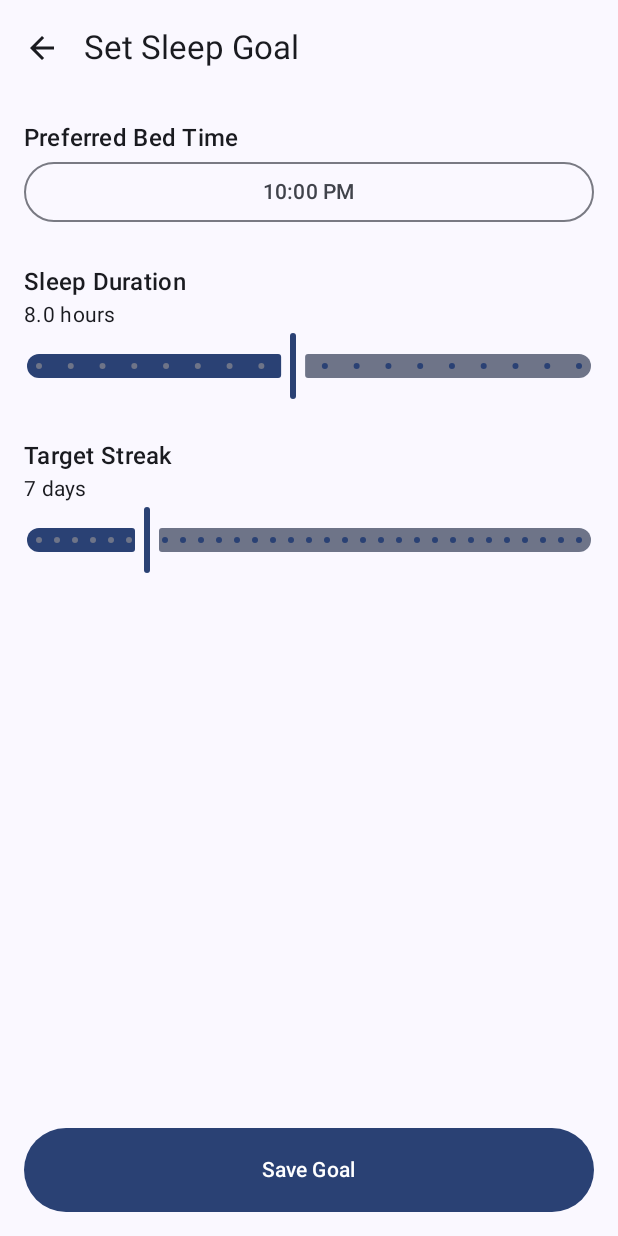
After one commit to LyapunKate/SleepBuddy, an Android app built with Jetpack Compose: the composable SetGoalScreen shown on its own in the app's theme, on a phone screen of 412 x 824 dp. The commit adds this screen. Run offline under Robolectric (Android 15) with nearby library versions, the phone set to English and light mode, and no system bars.

Commit message:
Created Set Goal Screen

```diff
--- a/app/build.gradle.kts
+++ b/app/build.gradle.kts
@@ -57,4 +57,6 @@ dependencies {
     debugImplementation(libs.androidx.ui.tooling)
     debugImplementation(libs.androidx.ui.test.manifest)
     implementation("com.airbnb.android:lottie-compose:6.4.0")
+    implementation("androidx.datastore:datastore-preferences:1.0.0")
+    implementation("androidx.lifecycle:lifecycle-viewmodel-compose:2.7.0")
 }
--- /dev/null
+++ b/app/src/main/java/com/sleepbuddy/sleeptracker/data/SleepGoal.kt
@@ -0,0 +1,9 @@
+package com.sleepbuddy.sleeptracker.data
+
+import java.time.LocalTime
+
+data class SleepGoal(
+    val bedTime: LocalTime = LocalTime.of(22, 0), // Default 10:00 PM
+    val sleepDuration: Float = 8f, // Default 8 hours
+    val targetStreak: Int = 7 // Default 7 days
+)
--- /dev/null
+++ b/app/src/main/java/com/sleepbuddy/sleeptracker/ui/screens/SetGoalScreen.kt
@@ -0,0 +1,177 @@
+package com.sleepbuddy.sleeptracker.ui.screens
+
+import androidx.compose.foundation.layout.*
+import androidx.compose.material.icons.Icons
+import androidx.compose.material.icons.filled.ArrowBack
+import androidx.compose.material3.*
+import androidx.compose.runtime.*
+import androidx.compose.ui.Alignment
+import androidx.compose.ui.Modifier
+import androidx.compose.ui.res.stringResource
+import androidx.compose.ui.unit.dp
+import com.sleepbuddy.sleeptracker.R
+import com.sleepbuddy.sleeptracker.data.SleepGoal
+import java.time.LocalTime
+import java.time.format.DateTimeFormatter
+import kotlin.math.roundToInt
+
+@OptIn(ExperimentalMaterial3Api::class)
+@Composable
+fun SetGoalScreen(
+    initialGoal: SleepGoal,
+    onSaveGoal: (SleepGoal) -> Unit,
+    onNavigateBack: () -> Unit
+) {
+    var selectedBedTime by remember { mutableStateOf(initialGoal.bedTime) }
+    var selectedDuration by remember { mutableStateOf(initialGoal.sleepDuration) }
+    var selectedStreak by remember { mutableStateOf(initialGoal.targetStreak) }
+    var showTimePicker by remember { mutableStateOf(false) }
+
+    Scaffold(
+        topBar = {
+            TopAppBar(
+                title = { Text(stringResource(R.string.set_sleep_goal)) },
+                navigationIcon = {
+                    IconButton(onClick = onNavigateBack) {
+                        Icon(
+                            imageVector = Icons.Default.ArrowBack,
+                            contentDescription = stringResource(R.string.navigate_back)
+                        )
+                    }
+                }
+            )
+        }
+    ) { padding ->
+        Column(
+            modifier = Modifier
+                .fillMaxSize()
+                .padding(padding)
+                .padding(16.dp),
+            verticalArrangement = Arrangement.spacedBy(24.dp)
+        ) {
+            // Bed Time Section
+            Column {
+                Text(
+                    text = stringResource(R.string.preferred_bed_time),
+                    style = MaterialTheme.typography.titleMedium
+                )
+                OutlinedButton(
+                    onClick = { showTimePicker = true },
+                    modifier = Modifier.fillMaxWidth()
+                ) {
+                    Text(selectedBedTime.format(DateTimeFormatter.ofPattern("hh:mm a")))
+                }
+            }
+
+            // Sleep Duration Section
+            Column {
+                Text(
+                    text = stringResource(R.string.sleep_duration),
+                    style = MaterialTheme.typography.titleMedium
+                )
+                Text(
+                    text = stringResource(R.string.hours_value, selectedDuration),
+                    style = MaterialTheme.typography.bodyMedium
+                )
+                Slider(
+                    value = selectedDuration,
+                    onValueChange = { selectedDuration = it },
+                    valueRange = 4f..12f,
+                    steps = 16,
+                    modifier = Modifier.fillMaxWidth()
+                )
+            }
+
+            // Target Streak Section
+            Column {
+                Text(
+                    text = stringResource(R.string.target_streak),
+                    style = MaterialTheme.typography.titleMedium
+                )
+                Text(
+                    text = stringResource(R.string.days_value, selectedStreak),
+                    style = MaterialTheme.typography.bodyMedium
+                )
+                Slider(
+                    value = selectedStreak.toFloat(),
+                    onValueChange = { selectedStreak = it.toInt() },
+                    valueRange = 1f..30f,
+                    steps = 29,
+                    modifier = Modifier.fillMaxWidth()
+                )
+            }
+
+            Spacer(modifier = Modifier.weight(1f))
+
+            // Save Button
+            Button(
+                onClick = {
+                    onSaveGoal(
+                        SleepGoal(
+                            bedTime = selectedBedTime,
+                            sleepDuration = selectedDuration,
+                            targetStreak = selectedStreak
+                        )
+                    )
+                    onNavigateBack()
+                },
+                modifier = Modifier
+                    .fillMaxWidth()
+                    .height(56.dp)
+            ) {
+                Text(stringResource(R.string.save_goal))
+            }
+        }
+
+        if (showTimePicker) {
+            TimePickerDialog(
+                onDismiss = { showTimePicker = false },
+                onConfirm = { hour, minute ->
+                    selectedBedTime = LocalTime.of(hour, minute)
+                    showTimePicker = false
+                },
+                initialTime = selectedBedTime
+            )
+        }
+    }
+}
+
+@OptIn(ExperimentalMaterial3Api::class)
+@Composable
+private fun TimePickerDialog(
+    onDismiss: () -> Unit,
+    onConfirm: (hour: Int, minute: Int) -> Unit,
+    initialTime: LocalTime
+) {
+    var timeState by remember {
+        mutableStateOf(TimePickerState(
+            initialHour = initialTime.hour,
+            initialMinute = initialTime.minute,
+            is24Hour = false
+        ))
+    }
+
+    AlertDialog(
+        onDismissRequest = onDismiss,
+        title = { Text(stringResource(R.string.select_bed_time)) },
+        confirmButton = {
+            TextButton(
+                onClick = {
+                    onConfirm(timeState.hour, timeState.minute)
+                }
+            ) {
+                Text(stringResource(R.string.confirm))
+            }
+        },
+        dismissButton = {
+            TextButton(onClick = onDismiss) {
+                Text(stringResource(R.string.cancel))
+            }
+        },
+        text = {
+            TimePicker(
+                state = timeState
+            )
+        }
+    )
+}
--- a/app/src/main/res/values/strings.xml
+++ b/app/src/main/res/values/strings.xml
@@ -5,4 +5,14 @@
     <string name="set_sleep_goal">Set Sleep Goal</string>
     <string name="current_streak">Current Streak: %1$d days</string>
     <string name="encouraging_message">Keep up the good work! You\'re building great sleep habits!</string>
+    <string name="preferred_bed_time">Preferred Bed Time</string>
+    <string name="sleep_duration">Sleep Duration</string>
+    <string name="target_streak">Target Streak</string>
+    <string name="hours_value">%.1f hours</string>
+    <string name="days_value">%d days</string>
+    <string name="save_goal">Save Goal</string>
+    <string name="select_bed_time">Select Bed Time</string>
+    <string name="confirm">Confirm</string>
+    <string name="cancel">Cancel</string>
+    <string name="navigate_back">Navigate Back</string>
 </resources>
```
Also changed, not shown: app/src/main/java/com/sleepbuddy/sleeptracker/data/SleepGoalDataStore.kt (added, +38 -0 lines).
